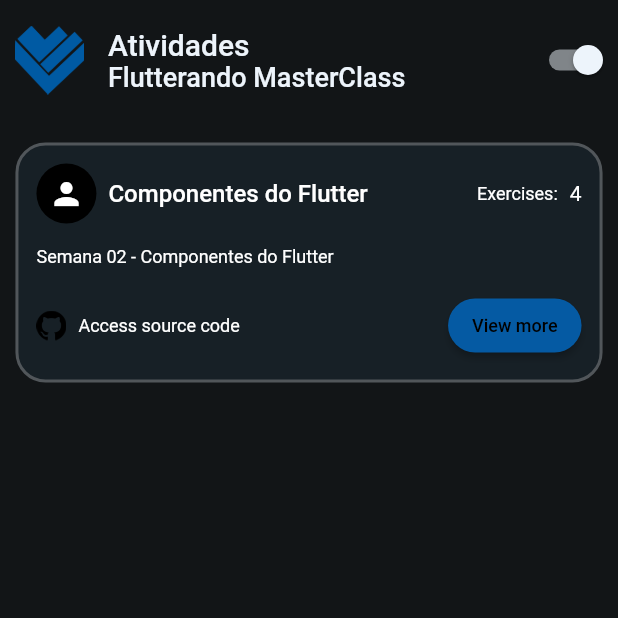
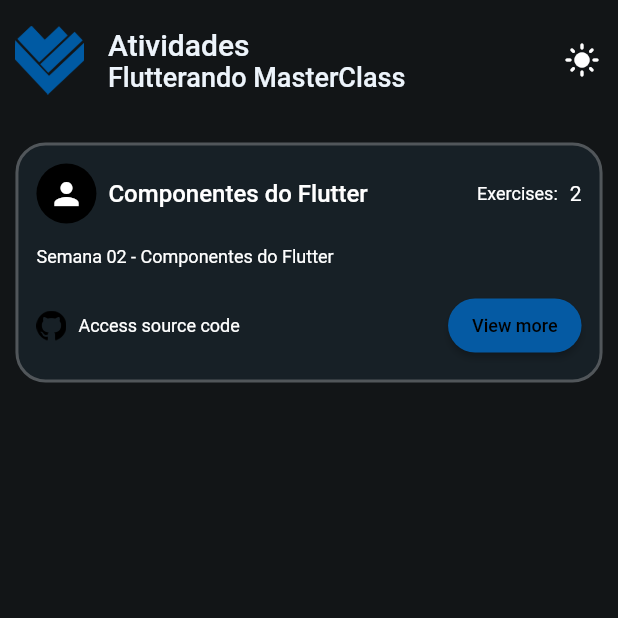
Before and after one commit to LuanSouzaProg/Flutterando_MasterClass, a Flutter app: the screen it shows after launch, on a phone screen of 412 x 824 dp, the top half of it. Run offline on Flutter 3.47's test engine with Material 2 defaults, Android fonts, the phone set to English and light mode, and no system bars; drawn by our look-alikes of curved_navigation_bar.

```diff
--- a/lib/pages/home_page/home_page.dart
+++ b/lib/pages/home_page/home_page.dart
@@ -57,7 +57,7 @@ class _HomePageState extends State<HomePage> {
             CardActivity(
               infoActivity: 'Semana 02 - Componentes do Flutter',
               nameActivity: 'Componentes do Flutter',
-              contActivity: 4,
+              contActivity: 2,
               route: "/actives",
             ),
             SizedBox(height: 50),
--- a/lib/widgets/change_theme_button_widget.dart
+++ b/lib/widgets/change_theme_button_widget.dart
@@ -9,12 +9,29 @@ class ChangeThemeButtonWidget extends StatelessWidget {
   Widget build(BuildContext context) {
     final themeProvider = Provider.of<ThemeProvider>(context);
 
-    return Switch.adaptive(
-      value: themeProvider.isDarkMode,
-      onChanged: (value) {
-        final provider = Provider.of<ThemeProvider>(context, listen: false);
-        provider.toggleTheme(value);
-      },
-    );
+    if (themeProvider.isDarkMode) {
+      return IconButton(
+        icon: const Icon(Icons.light_mode),
+        onPressed: () {
+          final provider = Provider.of<ThemeProvider>(context, listen: false);
+          provider.toggleTheme(false);
+        },
+      );
+    } else {
+      return IconButton(
+        icon: const Icon(Icons.dark_mode, color: Colors.black,),
+        onPressed: () {
+          final provider = Provider.of<ThemeProvider>(context, listen: false);
+          provider.toggleTheme(true);
+        },
+      );
+    }
+    // return Switch.adaptive(
+    //   value: themeProvider.isDarkMode,
+    //   onChanged: (value) {
+    //     final provider = Provider.of<ThemeProvider>(context, listen: false);
+    //     provider.toggleTheme(value);
+    //   },
+    // );
   }
 }
--- a/pubspec.yaml
+++ b/pubspec.yaml
@@ -72,6 +72,10 @@ flutter:
     - assets/logos/tinder.png
     - assets/logos/logo_flutterando.png
     - assets/logos/logo_flutterando2.png
+    - assets/icons_profile/facebook.svg
+    - assets/icons_profile/github.svg
+    - assets/icons_profile/instagram.svg
+    - assets/icons_profile/whatsapp.svg
 
   # An image asset can refer to one or more resolution-specific "variants", see
   # https://flutter.dev/assets-and-images/#resolution-aware.
```
Also changed, not shown: assets/icons_profile/facebook.svg (added), assets/icons_profile/github.svg (added), assets/icons_profile/instagram.svg (added), assets/icons_profile/whatsapp.svg (added).
